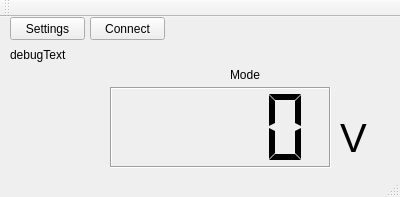
First picture: the form in mainwindow.ui, repository Ultrawipf/DmmReader, before the edit.
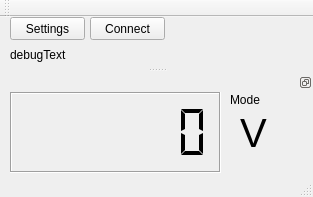
Second picture: the form after the edit.

Patch:
```diff
--- a/mainwindow.ui
+++ b/mainwindow.ui
@@ -6,7 +6,7 @@
    <rect>
     <x>0</x>
     <y>0</y>
-    <width>400</width>
+    <width>313</width>
     <height>197</height>
    </rect>
   </property>
@@ -40,28 +40,6 @@
      <string>Connect</string>
     </property>
    </widget>
-   <widget class="QLCDNumber" name="lcdNumber">
-    <property name="geometry">
-     <rect>
-      <x>110</x>
-      <y>70</y>
-      <width>221</width>
-      <height>81</height>
-     </rect>
-    </property>
-    <property name="frameShadow">
-     <enum>QFrame::Sunken</enum>
-    </property>
-    <property name="smallDecimalPoint">
-     <bool>true</bool>
-    </property>
-    <property name="digitCount">
-     <number>4</number>
-    </property>
-    <property name="segmentStyle">
-     <enum>QLCDNumber::Flat</enum>
-    </property>
-   </widget>
    <widget class="QLabel" name="debugText">
     <property name="geometry">
      <rect>
@@ -75,40 +53,6 @@
      <string>debugText</string>
     </property>
    </widget>
-   <widget class="QLabel" name="modeLabel">
-    <property name="geometry">
-     <rect>
-      <x>230</x>
-      <y>50</y>
-      <width>121</width>
-      <height>16</height>
-     </rect>
-    </property>
-    <property name="text">
-     <string>Mode</string>
-    </property>
-   </widget>
-   <widget class="QLabel" name="unitLabel">
-    <property name="geometry">
-     <rect>
-      <x>340</x>
-      <y>100</y>
-      <width>61</width>
-      <height>41</height>
-     </rect>
-    </property>
-    <property name="font">
-     <font>
-      <pointsize>30</pointsize>
-     </font>
-    </property>
-    <property name="text">
-     <string>V</string>
-    </property>
-    <property name="scaledContents">
-     <bool>false</bool>
-    </property>
-   </widget>
   </widget>
   <widget class="QToolBar" name="mainToolBar">
    <attribute name="toolBarArea">
@@ -119,6 +63,87 @@
    </attribute>
   </widget>
   <widget class="QStatusBar" name="statusBar"/>
+  <widget class="QDockWidget" name="dockWidget">
+   <property name="sizePolicy">
+    <sizepolicy hsizetype="Preferred" vsizetype="Preferred">
+     <horstretch>0</horstretch>
+     <verstretch>0</verstretch>
+    </sizepolicy>
+   </property>
+   <property name="minimumSize">
+    <size>
+     <width>300</width>
+     <height>102</height>
+    </size>
+   </property>
+   <property name="features">
+    <set>QDockWidget::DockWidgetFloatable|QDockWidget::DockWidgetMovable</set>
+   </property>
+   <property name="allowedAreas">
+    <set>Qt::BottomDockWidgetArea|Qt::TopDockWidgetArea</set>
+   </property>
+   <attribute name="dockWidgetArea">
+    <number>8</number>
+   </attribute>
+   <widget class="QWidget" name="dockWidgetContents_4">
+    <widget class="QLabel" name="unitLabel">
+     <property name="geometry">
+      <rect>
+       <x>240</x>
+       <y>20</y>
+       <width>61</width>
+       <height>41</height>
+      </rect>
+     </property>
+     <property name="font">
+      <font>
+       <pointsize>30</pointsize>
+      </font>
+     </property>
+     <property name="text">
+      <string>V</string>
+     </property>
+     <property name="scaledContents">
+      <bool>false</bool>
+     </property>
+    </widget>
+    <widget class="QLCDNumber" name="lcdNumber">
+     <property name="geometry">
+      <rect>
+       <x>10</x>
+       <y>0</y>
+       <width>211</width>
+       <height>81</height>
+      </rect>
+     </property>
+     <property name="frameShadow">
+      <enum>QFrame::Sunken</enum>
+     </property>
+     <property name="smallDecimalPoint">
+      <bool>true</bool>
+     </property>
+     <property name="digitCount">
+      <number>6</number>
+     </property>
+     <property name="segmentStyle">
+      <enum>QLCDNumber::Flat</enum>
+     </property>
+    </widget>
+    <widget class="QLabel" name="modeLabel">
+     <property name="geometry">
+      <rect>
+       <x>230</x>
+       <y>0</y>
+       <width>91</width>
+       <height>16</height>
+      </rect>
+     </property>
+     <property name="text">
+      <string>Mode</string>
+     </property>
+    </widget>
+   </widget>
+  </widget>
  </widget>
  <layoutdefault spacing="6" margin="11"/>
  <resources/>
```
Left out of the diff: 2 changed lines with no effect on the pictures.
